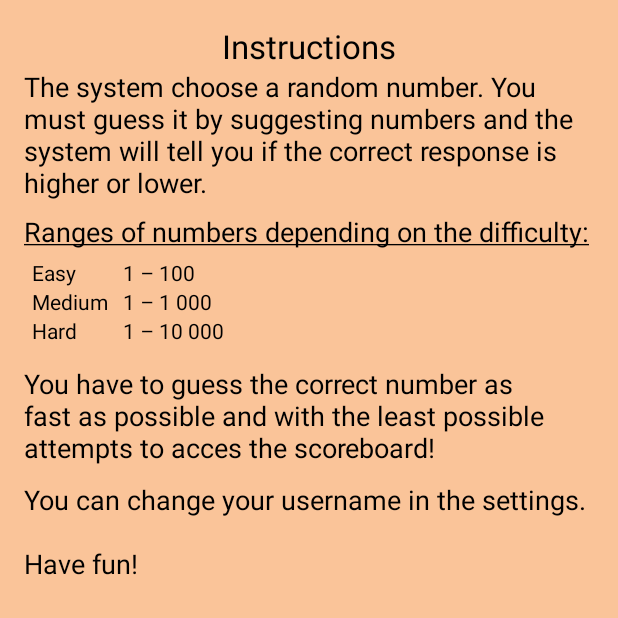
After one commit to Maarti/GuessTheNumber, an Android app: the InstructionActivity screen opened directly, with no data from a screen before it, on a phone screen of 412 x 824 dp, the top half of it. The commit adds this screen. Run offline under Robolectric (Android 15) with nearby library versions, the phone set to English and light mode, and no system bars; our stand-ins replace AdMob.

Commit message:
Instruction activity

```diff
--- a/app/src/main/AndroidManifest.xml
+++ b/app/src/main/AndroidManifest.xml
@@ -32,21 +32,25 @@
             android:configChanges="orientation|screenSize|keyboardHidden"
             android:noHistory="true"
             android:screenOrientation="portrait"
-            android:theme="@style/GameTheme"/>
+            android:theme="@style/GameTheme" />
         <activity
             android:name=".CreditActivity"
-            android:theme="@style/CreditTheme"/>
+            android:theme="@style/CreditTheme" />
         <activity
             android:name=".ScoreActivity"
-            android:theme="@style/ScoreTheme"/>
+            android:theme="@style/ScoreTheme" />
 
         <!-- Activité utilisée par GoogleAdMob à l’affichage des interstitiels ou lors d'un clic sur bannière -->
         <activity
             android:name="com.google.android.gms.ads.AdActivity"
             android:configChanges="keyboard|keyboardHidden|orientation|screenLayout|uiMode|screenSize|smallestScreenSize"
             android:theme="@android:style/Theme.Translucent" />
-        <activity android:name=".SettingsActivity"
+        <activity
+            android:name=".SettingsActivity"
             android:theme="@style/SettingsTheme" />
+        <activity
+            android:name=".InstructionActivity"
+            android:theme="@style/InstructionTheme"></activity>
     </application>
 
 </manifest>
--- /dev/null
+++ b/app/src/main/java/net/maarti/guessthenumber/InstructionActivity.java
@@ -0,0 +1,20 @@
+package net.maarti.guessthenumber;
+
+import android.support.v7.app.AppCompatActivity;
+import android.os.Bundle;
+
+import com.google.android.gms.ads.AdRequest;
+import com.google.android.gms.ads.AdView;
+
+public class InstructionActivity extends AppCompatActivity {
+
+    @Override
+    protected void onCreate(Bundle savedInstanceState) {
+        super.onCreate(savedInstanceState);
+        setContentView(R.layout.activity_instruction);
+
+        // Chargement de la bannière pub
+        AdView wBanner = (AdView) findViewById(R.id.bannerInstruction);
+        wBanner.loadAd(new AdRequest.Builder().build());
+    }
+}
--- a/app/src/main/java/net/maarti/guessthenumber/MainMenuActivity.java
+++ b/app/src/main/java/net/maarti/guessthenumber/MainMenuActivity.java
@@ -117,4 +117,9 @@ public class MainMenuActivity extends AppCompatActivity {
         Intent intent = new Intent(MainMenuActivity.this,SettingsActivity.class);
         startActivity(intent);
     }
+
+    public void onClickInstruction(View view) {
+        Intent intent = new Intent(MainMenuActivity.this,InstructionActivity.class);
+        startActivity(intent);
+    }
 }
--- /dev/null
+++ b/app/src/main/res/layout/activity_instruction.xml
@@ -0,0 +1,128 @@
+<?xml version="1.0" encoding="utf-8"?>
+<RelativeLayout xmlns:android="http://schemas.android.com/apk/res/android"
+    xmlns:tools="http://schemas.android.com/tools"
+    xmlns:ads="http://schemas.android.com/apk/res-auto"
+    android:layout_width="match_parent"
+    android:layout_height="match_parent"
+    android:orientation="vertical"
+    tools:context="net.maarti.guessthenumber.InstructionActivity">
+
+    <ScrollView
+        android:layout_width="match_parent"
+        android:layout_height="wrap_content"
+        android:layout_gravity="center_horizontal"
+        android:layout_above="@+id/bannerInstruction"
+        android:layout_alignParentTop="true"
+        android:layout_alignParentLeft="true">
+
+    <LinearLayout
+        android:layout_width="match_parent"
+        android:layout_height="wrap_content"
+        android:orientation="vertical"
+        android:paddingBottom="@dimen/activity_vertical_margin"
+        android:paddingLeft="@dimen/activity_horizontal_margin"
+        android:paddingRight="@dimen/activity_horizontal_margin"
+        android:paddingTop="@dimen/activity_vertical_margin" >
+
+        <TextView
+            android:layout_width="match_parent"
+            android:layout_height="wrap_content"
+            android:textAppearance="?android:attr/textAppearanceLarge"
+            android:text="@string/instructions"
+            android:gravity="center"/>
+
+        <TextView
+            android:layout_width="match_parent"
+            android:layout_height="wrap_content"
+            android:textAppearance="?android:attr/textAppearanceMedium"
+            android:text="@string/instruction_details"
+            android:gravity="start"
+            android:layout_marginBottom="8dp"/>
+
+        <TextView
+            android:layout_width="match_parent"
+            android:layout_height="wrap_content"
+            android:textAppearance="?android:attr/textAppearanceMedium"
+            android:text="@string/instruction_rangeNumbers"
+            android:gravity="start"/>
+
+        <TableLayout
+            android:layout_width="match_parent"
+            android:layout_height="wrap_content"
+            android:padding="5dp"
+            android:layout_marginBottom="8dp">
+            <TableRow
+                android:layout_width="match_parent"
+                android:layout_height="wrap_content">
+                <TextView
+                    android:layout_height="wrap_content"
+                    android:layout_width="wrap_content"
+                    android:gravity="start"
+                    android:text="@string/easy"
+                    android:layout_marginRight="10dp"/>
+                <TextView
+                    android:layout_height="wrap_content"
+                    android:layout_width="wrap_content"
+                    android:gravity="start"
+                    android:text="@string/instruction_rangeEasy"/>
+            </TableRow>
+
+            <TableRow
+                android:layout_width="match_parent"
+                android:layout_height="wrap_content">
+                <TextView
+                    android:layout_height="wrap_content"
+                    android:layout_width="wrap_content"
+                    android:gravity="start"
+                    android:text="@string/medium"
+                    android:layout_marginRight="10dp"/>
+                <TextView
+                    android:layout_height="wrap_content"
+                    android:layout_width="wrap_content"
+                    android:gravity="start"
+                    android:text="@string/instruction_rangeMedium"/>
+            </TableRow>
+
+            <TableRow
+                android:layout_width="match_parent"
+                android:layout_height="wrap_content">
+                <TextView
+                    android:layout_height="wrap_content"
+                    android:layout_width="wrap_content"
+                    android:gravity="start"
+                    android:text="@string/hard"
+                    android:layout_marginRight="10dp"/>
+                <TextView
+                    android:layout_height="wrap_content"
+                    android:layout_width="wrap_content"
+                    android:gravity="start"
+                    android:text="@string/instruction_rangeHard"/>
+            </TableRow>
+        </TableLayout>
+
+        <TextView
+            android:layout_width="match_parent"
+            android:layout_height="wrap_content"
+            android:textAppearance="?android:attr/textAppearanceMedium"
+            android:text="@string/instruction_detail2"
+            android:gravity="start"
+            android:layout_marginBottom="10dp"/>
+
+        <TextView
+            android:layout_width="match_parent"
+            android:layout_height="wrap_content"
+            android:textAppearance="?android:attr/textAppearanceMedium"
+            android:text="@string/instruction_username"
+            android:gravity="start"/>
+
+    </LinearLayout>
+</ScrollView>
+    <com.google.android.gms.ads.AdView
+        android:id="@+id/bannerInstruction"
+        android:layout_width="match_parent"
+        android:layout_height="wrap_content"
+        ads:adSize="SMART_BANNER"
+        ads:adUnitId="ca-app-pub-4442511984442196/4629254064"
+        android:layout_alignParentBottom="true"/>
+
+</RelativeLayout>
--- a/app/src/main/res/layout/activity_main_menu_v02.xml
+++ b/app/src/main/res/layout/activity_main_menu_v02.xml
@@ -19,7 +19,8 @@
             android:text="@string/instructions"
             android:layout_weight="40"
             android:background="@drawable/button_background_instructions"
-            android:textSize="25sp"/>
+            android:textSize="25sp"
+            android:onClick="onClickInstruction"/>
 
         <ImageButton
             style="@style/mainMenuButton"
--- a/app/src/main/res/values/colors.xml
+++ b/app/src/main/res/values/colors.xml
@@ -25,6 +25,7 @@
     <color name="rateBackgroundGradient">#af2628</color>
 
     <color name="settingsActivityBackground">#ffe088</color>
+    <color name="instructionActivityBackground">#fac499</color>
     <color name="scoreActivityBackground">#c0f7f3</color>
     <color name="creditActivityBackground">#ba9db4</color>
     <color name="buttonEasyBackground">#b8d6b3</color>
--- a/app/src/main/res/values/strings.xml
+++ b/app/src/main/res/values/strings.xml
@@ -77,4 +77,13 @@
     <string name="noVibration">No vibration</string>
     <string name="User">User</string>
     <string name="name">Name</string>
+
+    <!-- Instruction -->
+    <string name="instruction_rangeNumbers"><u>Ranges of numbers depending on the difficulty:</u></string>
+    <string name="instruction_details">The system choose a random number. You must guess it by suggesting numbers and the system will tell you if the correct response is higher or lower.</string>
+    <string name="instruction_rangeEasy">1 – 100</string>
+    <string name="instruction_rangeMedium">1 – 1 000</string>
+    <string name="instruction_rangeHard">1 – 10 000</string>
+    <string name="instruction_detail2">You have to guess the correct number as fast as possible and with the least possible attempts to acces the scoreboard!</string>
+    <string name="instruction_username">You can change your username in the settings.\n\nHave fun!</string>
 </resources>
--- a/app/src/main/res/values/styles.xml
+++ b/app/src/main/res/values/styles.xml
@@ -24,6 +24,12 @@
         <item name="android:colorBackground">@color/gameBackground</item>
         <item name="android:windowBackground">@color/gameBackground</item>
         <item name="colorAccent">#114208</item>
+    </style>
+
+    <!-- Instruction theme. -->
+    <style name="InstructionTheme" parent="AppTheme">
+        <item name="android:colorBackground">@color/instructionActivityBackground</item>
+        <item name="android:windowBackground">@color/instructionActivityBackground</item>
     </style>
 
     <!-- Score theme. -->
```
